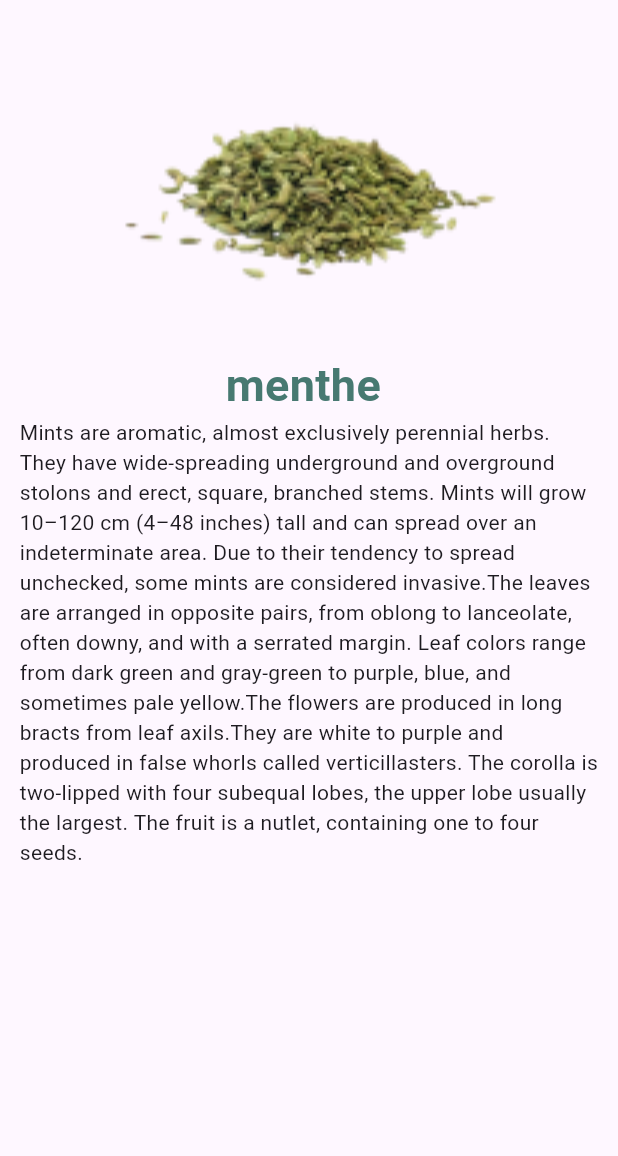
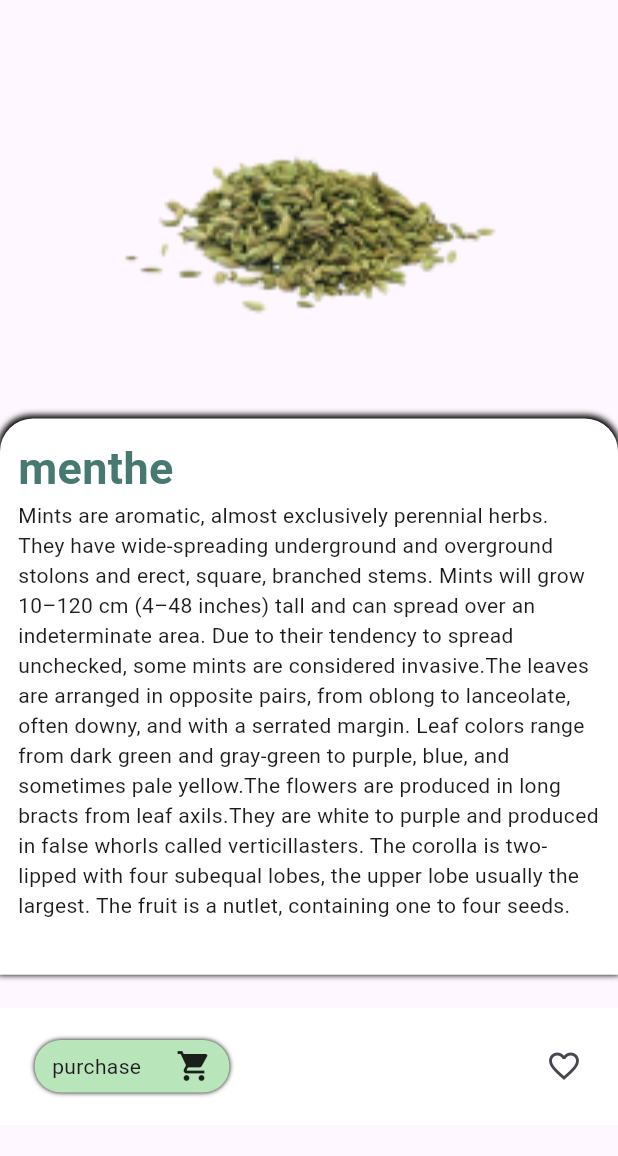
Before and after one commit to Rayane3103/nebtha-mobile, a Flutter app: the screen it shows after launch, item 2 of the bottom bar chosen, after a tap on "menthe is a ujbfgqsfsn sdhbfshjbfghsbd .", on a phone screen of 412 x 824 dp, the part 78-1234 px from its top. Run offline on Flutter 3.47's test engine with Material 3 defaults, Android fonts, the phone set to English and light mode, and no system bars; network calls fail.

Commit message:
purchase button and product card

```diff
--- a/lib/Components/product_card.dart
+++ b/lib/Components/product_card.dart
@@ -1,4 +1,6 @@
 import 'package:flutter/material.dart';
+import 'package:flutter/widgets.dart';
+import 'package:nebtha/Components/purchase_button.dart';
 import 'package:nebtha/Constants/design.dart';
 import 'package:nebtha/Screens/description_page.dart';
 
@@ -36,7 +38,58 @@ class _ProductCardState extends State<ProductCard> {
                 borderRadius: BorderRadius.circular(18),
                 color: const Color.fromARGB(255, 198, 233, 203),
               ),
-              child: Image.asset("assets/11.png"),
+              child: Column(
+                children: [
+                  Padding(
+                    padding: const EdgeInsets.all(8.0),
+                    child: Row(
+                      mainAxisAlignment: MainAxisAlignment.spaceBetween,
+                      children: [
+                        GestureDetector(
+                            onTap: () {
+                              Navigator.push(
+                                context,
+                                MaterialPageRoute(builder: (context) {
+                                  return DescriptionPage();
+                                }),
+                              );
+                            },
+                            child: Icon(Icons.info_outline)),
+                        Container(
+                          height: MediaQuery.of(context).size.height * 0.03,
+                          width: MediaQuery.of(context).size.width * 0.3,
+                          decoration: BoxDecoration(
+                              color: Colors.white,
+                              borderRadius: BorderRadius.circular(30)),
+                          child: Row(
+                            mainAxisAlignment: MainAxisAlignment.spaceBetween,
+                            children: [
+                              Padding(
+                                padding: const EdgeInsets.fromLTRB(3, 0, 0, 0),
+                                child: Icon(
+                                  Icons.circle,
+                                  color: Colors.teal.shade900,
+                                  size: 15,
+                                ),
+                              ),
+                              Padding(
+                                padding: const EdgeInsets.fromLTRB(0, 0, 7, 0),
+                                child: Text(
+                                  'recommandé',
+                                  style: TextStyle(
+                                      color: Colors.teal.shade900,
+                                      fontSize: 14),
+                                ),
+                              )
+                            ],
+                          ),
+                        )
+                      ],
+                    ),
+                  ),
+                  Image.asset("assets/11.png"),
+                ],
+              ),
             ),
             const Padding(
               padding: EdgeInsets.fromLTRB(12.0, 5, 0, 0),
@@ -86,11 +139,11 @@ class _ProductCardState extends State<ProductCard> {
                           color: Colors.grey[600],
                         ),
                       ),
-                      Text(
+                      const Text(
                         'plus de detail',
                         textAlign: TextAlign.justify,
                         style: TextStyle(
-                          color: Colors.grey[600],
+                          color: Colors.black,
                           fontSize: 13,
                           fontWeight: FontWeight.bold,
                         ),
@@ -123,33 +176,7 @@ class _ProductCardState extends State<ProductCard> {
             SizedBox(
               height: MediaQuery.of(context).size.height * 0.005,
             ),
-            InkWell(
-              onTap: () {
-                print('purchase button');
-              },
-              child: Padding(
-                padding: const EdgeInsets.fromLTRB(12.0, 0, 12, 0),
-                child: Container(
-                  width: 130,
-                  height: 35,
-                  decoration: BoxDecoration(
-                      boxShadow: const [
-                        BoxShadow(
-                          blurRadius: 2,
-                        )
-                      ],
-                      borderRadius: BorderRadius.circular(30),
-                      color: const Color.fromARGB(255, 185, 229, 187)),
-                  child: const Row(
-                    mainAxisAlignment: MainAxisAlignment.spaceAround,
-                    children: [
-                      Text('purchase'),
-                      Icon(Icons.shopping_cart),
-                    ],
-                  ),
-                ),
-              ),
-            ),
+            PurchaseButton(),
           ],
         ),
       ),
--- /dev/null
+++ b/lib/Components/purchase_button.dart
@@ -0,0 +1,41 @@
+import 'package:flutter/material.dart';
+
+class PurchaseButton extends StatefulWidget {
+  const PurchaseButton({super.key});
+
+  @override
+  State<PurchaseButton> createState() => _PurchaseButtonState();
+}
+
+class _PurchaseButtonState extends State<PurchaseButton> {
+  @override
+  Widget build(BuildContext context) {
+    return InkWell(
+      onTap: () {
+        print('purchase button');
+      },
+      child: Padding(
+        padding: const EdgeInsets.fromLTRB(23.0, 0, 12, 0),
+        child: Container(
+          width: 130,
+          height: 35,
+          decoration: BoxDecoration(
+              boxShadow: const [
+                BoxShadow(
+                  blurRadius: 2,
+                )
+              ],
+              borderRadius: BorderRadius.circular(30),
+              color: const Color.fromARGB(255, 185, 229, 187)),
+          child: const Row(
+            mainAxisAlignment: MainAxisAlignment.spaceAround,
+            children: [
+              Text('purchase'),
+              Icon(Icons.shopping_cart),
+            ],
+          ),
+        ),
+      ),
+    );
+  }
+}
--- a/lib/Screens/description_page.dart
+++ b/lib/Screens/description_page.dart
@@ -1,4 +1,6 @@
 import 'package:flutter/material.dart';
+import 'package:flutter/widgets.dart';
+import 'package:nebtha/Components/purchase_button.dart';
 import 'package:nebtha/Constants/design.dart';
 
 class DescriptionPage extends StatefulWidget {
@@ -25,9 +27,8 @@ class _DescriptionPageState extends State<DescriptionPage> {
           ],
         ),
       ),
-      body: SingleChildScrollView(
-        child: Padding(
-          padding: const EdgeInsets.all(13.0),
+      body: Padding(
+        padding: const EdgeInsets.fromLTRB(0, 13, 0, 0),
         child: Column(
           mainAxisAlignment: MainAxisAlignment.spaceEvenly,
           children: [
@@ -37,6 +38,24 @@ class _DescriptionPageState extends State<DescriptionPage> {
                 scale: 0.5,
               ),
             ),
+            //-----------------------------------------------------------------------------------------------
+            Container(
+              height: MediaQuery.of(context).size.height * 0.45,
+              width: MediaQuery.of(context).size.width * 1,
+              padding: const EdgeInsets.all(12),
+              decoration: const BoxDecoration(
+                  borderRadius: BorderRadius.only(
+                      topLeft: Radius.circular(22),
+                      topRight: Radius.circular(22)),
+                  color: Colors.white,
+                  boxShadow: [
+                    BoxShadow(
+                        blurRadius: 3, spreadRadius: 1, offset: Offset(0, -1)),
+                  ]),
+              child: SingleChildScrollView(
+                child: Column(
+                  crossAxisAlignment: CrossAxisAlignment.start,
+                  children: [
                     const Text(
                       'menthe ',
                       style: TextStyle(
@@ -46,8 +65,35 @@ class _DescriptionPageState extends State<DescriptionPage> {
                     ),
                     const Text(
                         'Mints are aromatic, almost exclusively perennial herbs. They have wide-spreading underground and overground stolons and erect, square, branched stems. Mints will grow 10–120 cm (4–48 inches) tall and can spread over an indeterminate area. Due to their tendency to spread unchecked, some mints are considered invasive.The leaves are arranged in opposite pairs, from oblong to lanceolate, often downy, and with a serrated margin. Leaf colors range from dark green and gray-green to purple, blue, and sometimes pale yellow.The flowers are produced in long bracts from leaf axils.They are white to purple and produced in false whorls called verticillasters. The corolla is two-lipped with four subequal lobes, the upper lobe usually the largest. The fruit is a nutlet, containing one to four seeds.'),
+                    SizedBox(
+                      height: MediaQuery.of(context).size.height * 0.02,
+                    ),
                   ],
                 ),
+              ),
+            ),
+            //-----------------------------------------------------------------------------------------------
+            Container(
+              height: MediaQuery.of(context).size.height * 0.09494,
+              width: MediaQuery.of(context).size.width * 1,
+              color: Colors.white,
+              child: Row(
+                mainAxisAlignment: MainAxisAlignment.spaceBetween,
+                children: [
+                  PurchaseButton(),
+                  Padding(
+                    padding: const EdgeInsets.fromLTRB(23.0, 0, 12, 0),
+                    child: IconButton(
+                      onPressed: () {
+                        print('liked');
+                      },
+                      icon: Icon(Icons.favorite_border),
+                    ),
+                  )
+                ],
+              ),
+            ),
+          ],
         ),
       ),
     );
```
Lines whose indentation alone changed are shown as unchanged.
